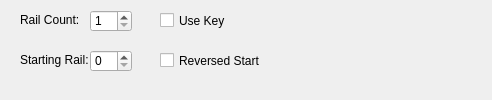
jamesh1999/Misc-Programming, file Code Breaking/CodeBreakerGUI/RailFence.ui: the form before one commit.
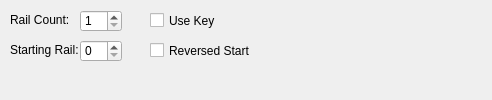
The form after the commit.

```diff
--- a/Code Breaking/CodeBreakerGUI/RailFence.ui
+++ b/Code Breaking/CodeBreakerGUI/RailFence.ui
@@ -34,7 +34,7 @@
   <widget class="QSpinBox" name="rail_count">
    <property name="geometry">
     <rect>
-     <x>90</x>
+     <x>80</x>
      <y>10</y>
      <width>42</width>
      <height>22</height>
@@ -47,7 +47,7 @@
   <widget class="QLabel" name="label">
    <property name="geometry">
     <rect>
-     <x>20</x>
+     <x>10</x>
      <y>10</y>
      <width>61</width>
      <height>20</height>
@@ -60,8 +60,8 @@
   <widget class="QLabel" name="label_2">
    <property name="geometry">
     <rect>
-     <x>20</x>
-     <y>50</y>
+     <x>10</x>
+     <y>40</y>
      <width>71</width>
      <height>20</height>
     </rect>
@@ -73,8 +73,8 @@
   <widget class="QSpinBox" name="starting_rail">
    <property name="geometry">
     <rect>
-     <x>90</x>
-     <y>50</y>
+     <x>80</x>
+     <y>40</y>
      <width>42</width>
      <height>22</height>
     </rect>
@@ -83,7 +83,7 @@
   <widget class="QCheckBox" name="use_key">
    <property name="geometry">
     <rect>
-     <x>160</x>
+     <x>150</x>
      <y>10</y>
      <width>70</width>
      <height>21</height>
@@ -96,8 +96,8 @@
   <widget class="QCheckBox" name="reversed">
    <property name="geometry">
     <rect>
-     <x>160</x>
-     <y>50</y>
+     <x>150</x>
+     <y>40</y>
      <width>101</width>
      <height>21</height>
     </rect>
```
